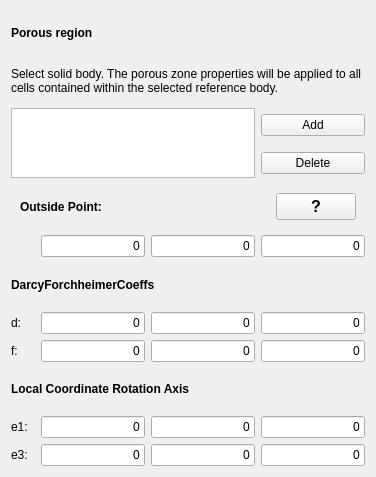
Old version of the form TaskPanelPorousZone.ui in the repository jaheyns/CfdOF.
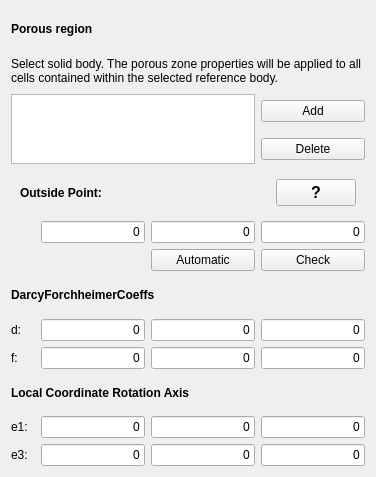
New version of the form. Custom widgets are drawn as their Qt base class.

Commit message: CFD: porous zone can now automatically find an outside point

```diff
--- a/TaskPanelPorousZone.ui
+++ b/TaskPanelPorousZone.ui
@@ -727,6 +727,20 @@
      </property>
     </widget>
    </item>
+   <item row="7" column="2">
+    <widget class="QPushButton" name="automaticSelect">
+     <property name="text">
+      <string>Automatic</string>
+     </property>
+    </widget>
+   </item>
+   <item row="7" column="3">
+    <widget class="QPushButton" name="checkPoint">
+     <property name="text">
+      <string>Check</string>
+     </property>
+    </widget>
+   </item>
   </layout>
  </widget>
  <customwidgets>
```
The commit also changes 1 other file.
